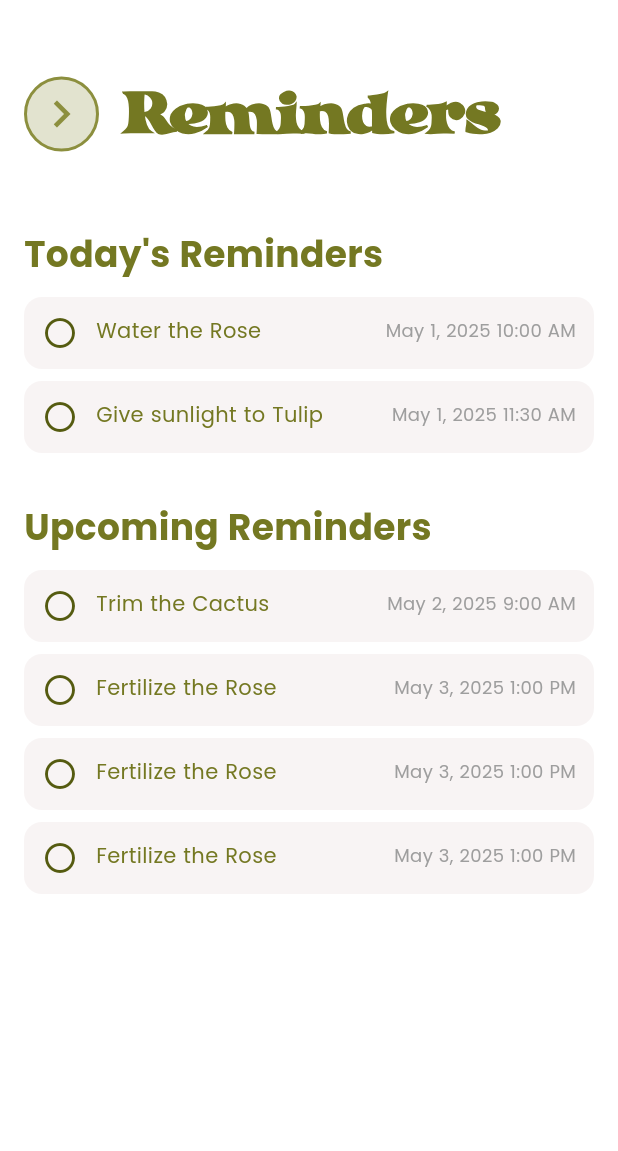
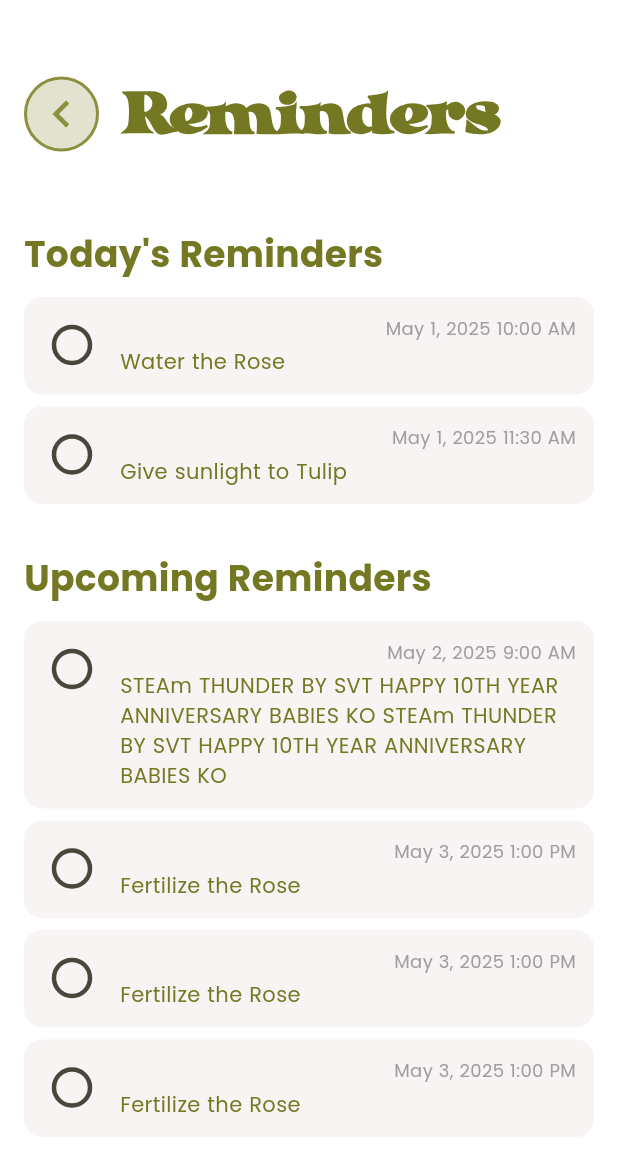
Before and after one commit to breamier/sproutly, a Flutter app: the RemindersScreen screen opened directly, on a phone screen of 412 x 824 dp. Shown: the top 1151 px of the screen. Run offline on Flutter 3.47's test engine with Material 3 defaults, Android fonts, the phone set to English and light mode, and no system bars; our stand-ins replace cloud_firestore, firebase_auth, firebase_core, flutter_local_notifications, flutter_timezone, permission_handler and 1 more; accounts and stored records are empty.

Commit message:
[Leanne][Fix] UI adjustments

```diff
--- a/lib/screens/reminders_screen.dart
+++ b/lib/screens/reminders_screen.dart
@@ -59,7 +59,7 @@ class RemindersScreen extends StatelessWidget {
                       );
                     },
                     child: Icon(
-                      Icons.chevron_right,
+                      Icons.chevron_left,
                       color: Color(0xFF8C8F3E),
                       size: 36,
                     ),
@@ -87,7 +87,11 @@ class RemindersScreen extends StatelessWidget {
             // Upcoming Reminders
             Text("Upcoming Reminders", style: headingFont),
             const SizedBox(height: 12),
-            ReminderCard(task: 'Trim the Cactus', time: 'May 2, 2025 9:00 AM'),
+            ReminderCard(
+              task:
+                  'STEAm THUNDER BY SVT HAPPY 10TH YEAR ANNIVERSARY BABIES KO STEAm THUNDER BY SVT HAPPY 10TH YEAR ANNIVERSARY BABIES KO',
+              time: 'May 2, 2025 9:00 AM',
+            ),
             const SizedBox(height: 8),
 
             ReminderCard(
@@ -115,13 +119,18 @@ class RemindersScreen extends StatelessWidget {
   }
 }
 
-class ReminderCard extends StatelessWidget {
+class ReminderCard extends StatefulWidget {
   final String task;
   final String time;
 
   const ReminderCard({super.key, required this.task, required this.time});
 
-  static const TextStyle bodyFont = RemindersScreen.bodyFont;
+  @override
+  State<ReminderCard> createState() => _ReminderCardState();
+}
+
+class _ReminderCardState extends State<ReminderCard> {
+  bool isChecked = false;
 
   @override
   Widget build(BuildContext context) {
@@ -134,9 +143,19 @@ class ReminderCard extends StatelessWidget {
       child: Row(
         crossAxisAlignment: CrossAxisAlignment.start,
         children: [
-          const Icon(
-            Icons.radio_button_unchecked,
-            color: Color.fromARGB(255, 85, 91, 16),
+          Transform.scale(
+            scale: 1.5, // makes the checkbox bigger
+            child: Checkbox(
+              value: isChecked,
+              onChanged: (bool? value) {
+                setState(() {
+                  isChecked = value ?? false;
+                });
+              },
+              shape: const CircleBorder(),
+              activeColor: const Color.fromARGB(255, 85, 91, 16),
+              materialTapTargetSize: MaterialTapTargetSize.shrinkWrap,
+            ),
           ),
           const SizedBox(width: 12),
           Expanded(
@@ -146,24 +165,24 @@ class ReminderCard extends StatelessWidget {
                 Row(
                   mainAxisAlignment: MainAxisAlignment.spaceBetween,
                   children: [
-                    Expanded(
-                      child: Text(
-                        task,
-                        style: bodyFont.copyWith(
-                          fontWeight: FontWeight.w500,
-                          color: const Color(0xFF747822),
-                        ),
-                        overflow: TextOverflow.ellipsis,
-                      ),
-                    ),
+                    const SizedBox(), // empty to push date to the right
                     Text(
-                      time,
-                      style: bodyFont.copyWith(
+                      widget.time,
+                      style: RemindersScreen.bodyFont.copyWith(
                         color: Colors.grey,
                         fontSize: 12,
                       ),
                     ),
                   ],
+                ),
+                const SizedBox(height: 4),
+                Text(
+                  widget.task,
+                  style: RemindersScreen.bodyFont.copyWith(
+                    fontWeight: FontWeight.w500,
+                    color: const Color(0xFF747822),
+                  ),
+                  softWrap: true,
                 ),
               ],
             ),
```
Also changed, not shown: lib/screens/growth_journal/growthjournal_entries_screen.dart (+4 -7 lines), lib/screens/growth_journal/growthjournal_screen.dart (+16 -8 lines), pubspec.lock.
